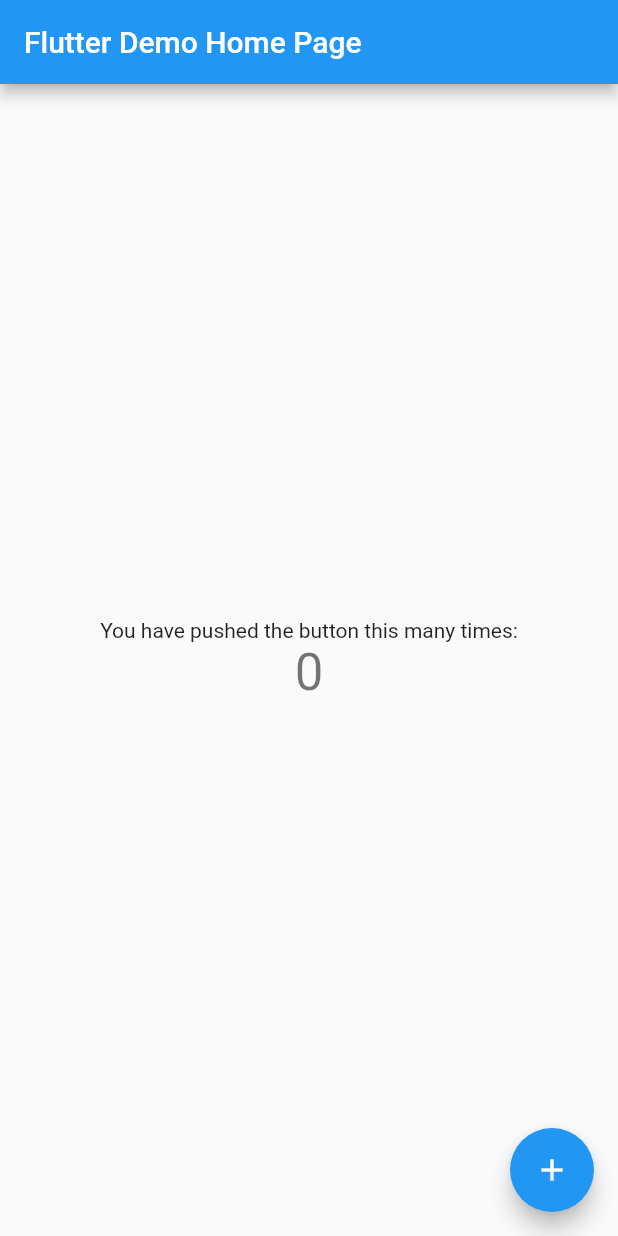
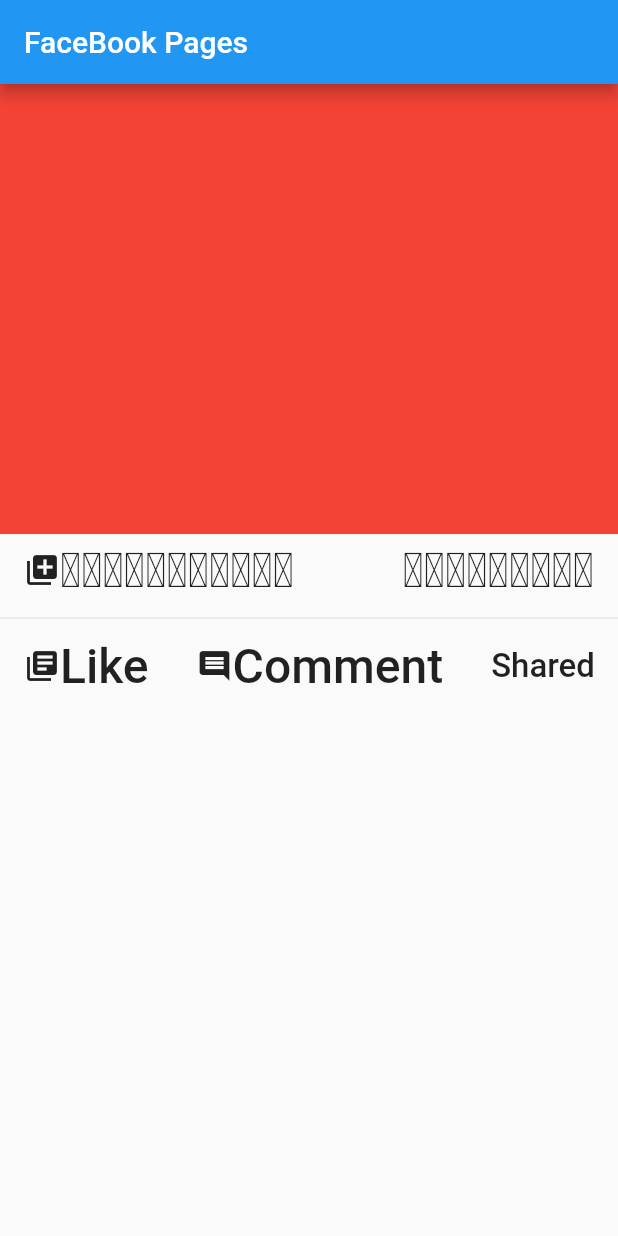
Before and after one commit to sabsab-yeng/facebook_page, a Flutter app: the screen it shows after launch, on a phone screen of 412 x 824 dp. Run offline on Flutter 3.47's test engine with Material 2 defaults, Android fonts, the phone set to English and light mode, and no system bars.

Commit message:
Create ui facebook page

```diff
--- a/lib/main.dart
+++ b/lib/main.dart
@@ -1,4 +1,5 @@
 import 'package:flutter/material.dart';
+import 'package:ss_flutter_dev/ui/facebook_page.dart';
 
 void main() => runApp(MyApp());
 
@@ -9,103 +10,10 @@ class MyApp extends StatelessWidget {
     return MaterialApp(
       title: 'Flutter Demo',
       theme: ThemeData(
-        // This is the theme of your application.
-        //
-        // Try running your application with "flutter run". You'll see the
-        // application has a blue toolbar. Then, without quitting the app, try
-        // changing the primarySwatch below to Colors.green and then invoke
-        // "hot reload" (press "r" in the console where you ran "flutter run",
-        // or simply save your changes to "hot reload" in a Flutter IDE).
-        // Notice that the counter didn't reset back to zero; the application
-        // is not restarted.
         primarySwatch: Colors.blue,
       ),
-      home: MyHomePage(title: 'Flutter Demo Home Page'),
+      home: FaceBookPage(),
+      debugShowCheckedModeBanner: false,
     );
   }
 }
-
-class MyHomePage extends StatefulWidget {
-  MyHomePage({Key key, this.title}) : super(key: key);
-
-  // This widget is the home page of your application. It is stateful, meaning
-  // that it has a State object (defined below) that contains fields that affect
-  // how it looks.
-
-  // This class is the configuration for the state. It holds the values (in this
-  // case the title) provided by the parent (in this case the App widget) and
-  // used by the build method of the State. Fields in a Widget subclass are
-  // always marked "final".
-
-  final String title;
-
-  @override
-  _MyHomePageState createState() => _MyHomePageState();
-}
-
-class _MyHomePageState extends State<MyHomePage> {
-  int _counter = 0;
-
-  void _incrementCounter() {
-    setState(() {
-      // This call to setState tells the Flutter framework that something has
-      // changed in this State, which causes it to rerun the build method below
-      // so that the display can reflect the updated values. If we changed
-      // _counter without calling setState(), then the build method would not be
-      // called again, and so nothing would appear to happen.
-      _counter++;
-    });
-  }
-
-  @override
-  Widget build(BuildContext context) {
-    // This method is rerun every time setState is called, for instance as done
-    // by the _incrementCounter method above.
-    //
-    // The Flutter framework has been optimized to make rerunning build methods
-    // fast, so that you can just rebuild anything that needs updating rather
-    // than having to individually change instances of widgets.
-    return Scaffold(
-      appBar: AppBar(
-        // Here we take the value from the MyHomePage object that was created by
-        // the App.build method, and use it to set our appbar title.
-        title: Text(widget.title),
-      ),
-      body: Center(
-        // Center is a layout widget. It takes a single child and positions it
-        // in the middle of the parent.
-        child: Column(
-          // Column is also a layout widget. It takes a list of children and
-          // arranges them vertically. By default, it sizes itself to fit its
-          // children horizontally, and tries to be as tall as its parent.
-          //
-          // Invoke "debug painting" (press "p" in the console, choose the
-          // "Toggle Debug Paint" action from the Flutter Inspector in Android
-          // Studio, or the "Toggle Debug Paint" command in Visual Studio Code)
-          // to see the wireframe for each widget.
-          //
-          // Column has various properties to control how it sizes itself and
-          // how it positions its children. Here we use mainAxisAlignment to
-          // center the children vertically; the main axis here is the vertical
-          // axis because Columns are vertical (the cross axis would be
-          // horizontal).
-          mainAxisAlignment: MainAxisAlignment.center,
-          children: <Widget>[
-            Text(
-              'You have pushed the button this many times:',
-            ),
-            Text(
-              '$_counter',
-              style: Theme.of(context).textTheme.headline4,
-            ),
-          ],
-        ),
-      ),
-      floatingActionButton: FloatingActionButton(
-        onPressed: _incrementCounter,
-        tooltip: 'Increment',
-        child: Icon(Icons.add),
-      ), // This trailing comma makes auto-formatting nicer for build methods.
-    );
-  }
-}
--- /dev/null
+++ b/lib/ui/facebook_page.dart
@@ -0,0 +1,87 @@
+import 'package:flutter/material.dart';
+
+class FaceBookPage extends StatefulWidget {
+  @override
+  _FaceBookPageState createState() => _FaceBookPageState();
+}
+
+class _FaceBookPageState extends State<FaceBookPage> {
+  @override
+  Widget build(BuildContext context) {
+    return Scaffold(
+      appBar: AppBar(
+        title: Text('FaceBook Pages'),
+        brightness: Brightness.light,
+      ),
+      body: Column(
+        children: <Widget>[
+          Container(
+            color: Colors.red,
+            height: 300,
+            width: double.infinity,
+          ),
+          Row(
+            children: <Widget>[
+              FlatButton(
+                child: Row(
+                  children: <Widget>[
+                    Icon(Icons.library_add),
+                    Text(
+                      'ຈໍານວນກົດໄລ',
+                      style: TextStyle(fontSize: 32),
+                    ),
+                  ],
+                ),
+                onPressed: () {},
+              ),
+              Spacer(),
+              FlatButton(
+                child: Text(
+                  'ຈໍານວນແຊຣ',
+                  style: TextStyle(fontSize: 32),
+                ),
+                onPressed: () {},
+              ),
+            ],
+          ),
+          Divider(),
+          Row(
+            children: <Widget>[
+              FlatButton(
+                onPressed: () {},
+                child: Row(
+                  children: <Widget>[
+                    Icon(Icons.library_books),
+                    Text(
+                      'Like',
+                      style: TextStyle(fontSize: 32),
+                    ),
+                  ],
+                ),
+              ),
+              FlatButton(
+                onPressed: () {},
+                child: Row(
+                  children: <Widget>[
+                    Icon(Icons.comment),
+                    Text(
+                      'Comment',
+                      style: TextStyle(fontSize: 32),
+                    ),
+                  ],
+                ),
+              ),
+              FlatButton(
+                onPressed: () {},
+                child: Text(
+                  'Shared',
+                  style: TextStyle(fontSize: 22),
+                ),
+              ),
+            ],
+          )
+        ],
+      ),
+    );
+  }
+}
```
Also changed, not shown: 1 other file.
